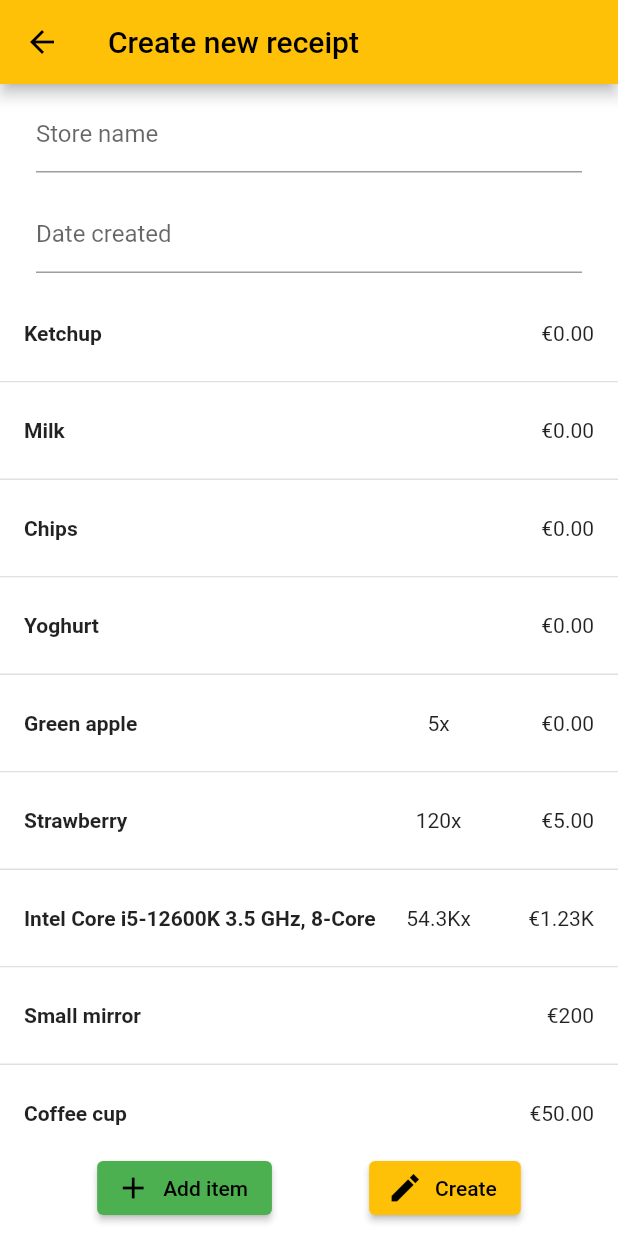
After one commit to RoboBaranik/receipt_calculator, a Flutter app: the ReceiptCreateManualPage screen opened by its route, on a phone screen of 412 x 824 dp. The commit adds this screen. Run offline on Flutter 3.47's test engine with Material 2 defaults, Android fonts, the phone set to English and light mode, and no system bars; drawn by our look-alikes of expandable.

Commit message:
Create new receipt manually page

```diff
--- a/lib/data/receipt_item.dart
+++ b/lib/data/receipt_item.dart
@@ -18,7 +18,7 @@ class Receipt {
       debugPrint('Inconsistent currency!');
     }
     return items
-        .map((item) => item.value)
+        .map((item) => item.value * item.count)
         .reduce((value, element) => value + element);
   }
 }
--- /dev/null
+++ b/lib/pages/receipt_create_manual_page.dart
@@ -0,0 +1,114 @@
+import 'package:flutter/material.dart';
+import 'package:receipt_calculator/data/receipt_item.dart';
+import 'package:receipt_calculator/helper.dart';
+import 'package:receipt_calculator/routes.dart';
+import 'package:receipt_calculator/widgets/receipt_list/list_item.dart';
+
+class ReceiptCreateManualPage extends StatefulWidget {
+  const ReceiptCreateManualPage({super.key});
+
+  @override
+  State<ReceiptCreateManualPage> createState() =>
+      _ReceiptCreateManualPageState();
+}
+
+class _ReceiptCreateManualPageState extends State<ReceiptCreateManualPage> {
+  final GlobalKey<FormState> _formKey = GlobalKey<FormState>();
+  final TextEditingController _name = TextEditingController();
+  final TextEditingController _timeCreated = TextEditingController();
+  final List<ReceiptItem> items = Routes.mocked1.items;
+
+  void getDateAndTime() {
+    FocusScope.of(context).requestFocus(FocusNode());
+    showDatePicker(
+      context: context,
+      initialDate: DateTime.now(),
+      firstDate: DateTime(1970),
+      lastDate: DateTime(3000),
+      locale: Helper.getLocale(),
+    ).then((date) {
+      showTimePicker(
+        context: context,
+        initialTime: TimeOfDay.now(),
+      ).then((time) {
+        _timeCreated.text = date != null && time != null
+            ? Helper.dateTimeToString(DateTime(
+                date.year, date.month, date.day, time.hour, time.minute))
+            : '';
+      });
+    });
+  }
+
+  @override
+  Widget build(BuildContext context) {
+    return Scaffold(
+      appBar: AppBar(title: const Text('Create new receipt')),
+      backgroundColor: Colors.white,
+      body: Form(
+        key: _formKey,
+        child: Column(
+          children: [
+            Container(
+              padding: const EdgeInsets.symmetric(vertical: 8, horizontal: 24),
+              child: TextFormField(
+                controller: _name,
+                decoration: const InputDecoration(
+                  isDense: true,
+                  labelText: 'Store name',
+                ),
+                validator: (String? value) {
+                  if (value == null || value.isEmpty) {
+                    return 'Please enter some text';
+                  }
+                  return null;
+                },
+              ),
+            ),
+            Container(
+              padding: const EdgeInsets.symmetric(vertical: 8, horizontal: 24),
+              child: TextFormField(
+                controller: _timeCreated,
+                readOnly: true,
+                decoration: const InputDecoration(
+                  isDense: true,
+                  labelText: 'Date created',
+                ),
+                onTap: () {
+                  getDateAndTime();
+                },
+              ),
+            ),
+            Expanded(
+              child: ListView.separated(
+                  itemBuilder: (context, index) => ListItem(item: items[index]),
+                  separatorBuilder: (context, index) => Container(
+                        height: 1,
+                        color: Colors.black12,
+                      ),
+                  itemCount: items.length),
+            ),
+            Container(
+              padding: const EdgeInsets.symmetric(vertical: 8),
+              child: Row(
+                mainAxisAlignment: MainAxisAlignment.spaceEvenly,
+                children: [
+                  ElevatedButton.icon(
+                    onPressed: () {},
+                    icon: const Icon(Icons.add),
+                    label: const Text('Add item'),
+                    style: TextButton.styleFrom(backgroundColor: Colors.green),
+                  ),
+                  ElevatedButton.icon(
+                    onPressed: () {},
+                    icon: const Icon(Icons.create_sharp),
+                    label: const Text('Create'),
+                  ),
+                ],
+              ),
+            )
+          ],
+        ),
+      ),
+    );
+  }
+}
--- a/lib/routes.dart
+++ b/lib/routes.dart
@@ -1,4 +1,5 @@
 import 'package:flutter/material.dart';
+import 'package:receipt_calculator/pages/receipt_create_manual_page.dart';
 import 'package:receipt_calculator/pages/receipt_list_page.dart';
 import 'package:receipt_calculator/pages/receipt_page.dart';
 
@@ -7,6 +8,7 @@ import 'data/receipt_item.dart';
 class Routes {
   static const String receipt = '/receipt';
   static const String receiptList = 'receipt_list';
+  static const String receiptCreateManual = '/receipt_create_manual';
 
   static Route<dynamic> generateRoute(RouteSettings settings) {
     final args = settings.arguments;
@@ -24,6 +26,12 @@ class Routes {
           pageBuilder: (context, _, __) => ReceiptListPage(
             receipts: [mocked1, mocked2],
           ),
+          transitionsBuilder: (_, a, __, c) =>
+              FadeTransition(opacity: a, child: c),
+        );
+      case receiptCreateManual:
+        return PageRouteBuilder(
+          pageBuilder: (context, _, __) => const ReceiptCreateManualPage(),
           transitionsBuilder: (_, a, __, c) =>
               FadeTransition(opacity: a, child: c),
         );
--- /dev/null
+++ b/lib/widgets/receipt_list/list_item.dart
@@ -0,0 +1,66 @@
+import 'package:expandable/expandable.dart';
+import 'package:flutter/material.dart';
+import 'package:receipt_calculator/data/receipt_item.dart';
+import 'package:receipt_calculator/helper.dart';
+import 'package:receipt_calculator/widgets/home/partition_progress_bar.dart';
+
+class ListItem extends StatelessWidget {
+  final ReceiptItem item;
+
+  const ListItem({super.key, required this.item});
+
+  @override
+  Widget build(BuildContext context) {
+    return ExpandablePanel(
+      collapsed: Container(),
+      expanded: Row(mainAxisAlignment: MainAxisAlignment.end, children: [
+        OutlinedButton.icon(
+          onPressed: () {},
+          icon: const Icon(Icons.edit),
+          label: const Text('Edit'),
+        ),
+        const SizedBox(width: 8),
+        OutlinedButton.icon(
+          onPressed: () {},
+          icon: const Icon(Icons.delete),
+          label: const Text('Delete'),
+          style: TextButton.styleFrom(foregroundColor: Colors.red),
+        ),
+      ]),
+      theme: const ExpandableThemeData(hasIcon: false, tapHeaderToExpand: true),
+      header: Container(
+        color: Colors.white,
+        padding: const EdgeInsets.symmetric(vertical: 24, horizontal: 16),
+        child: Row(
+          mainAxisAlignment: MainAxisAlignment.center,
+          children: [
+            Expanded(
+              flex: 7,
+              child: Text(
+                item.name,
+                textAlign: TextAlign.left,
+                style: const TextStyle(fontWeight: FontWeight.bold),
+                maxLines: 2,
+                overflow: TextOverflow.ellipsis,
+              ),
+            ),
+            Expanded(
+              flex: 2,
+              child: Text(
+                Helper.countToString(item.count),
+                textAlign: TextAlign.center,
+              ),
+            ),
+            Expanded(
+              flex: 2,
+              child: Text(
+                Helper.valueWithCurrency(item.value, item.currency),
+                textAlign: TextAlign.right,
+              ),
+            ),
+          ],
+        ),
+      ),
+    );
+  }
+}
--- a/pubspec.yaml
+++ b/pubspec.yaml
@@ -31,12 +31,13 @@ environment:
 dependencies:
   flutter:
     sdk: flutter
-
+  flutter_localizations:
+    sdk: flutter
 
   # The following adds the Cupertino Icons font to your application.
   # Use with the CupertinoIcons class for iOS style icons.
   cupertino_icons: ^1.0.2
-  intl: ^0.18.0
+  intl: ^0.17.0
   expandable: ^5.0.1
 
 dev_dependencies:
```
Also changed, not shown: lib/helper.dart (+12 -1 lines), lib/main.dart (+11 -1 lines), lib/pages/receipt_list_page.dart (+10 -0 lines), lib/widgets/receipt_list/dialog_add.dart (added, +41 -0 lines), pubspec.lock.
